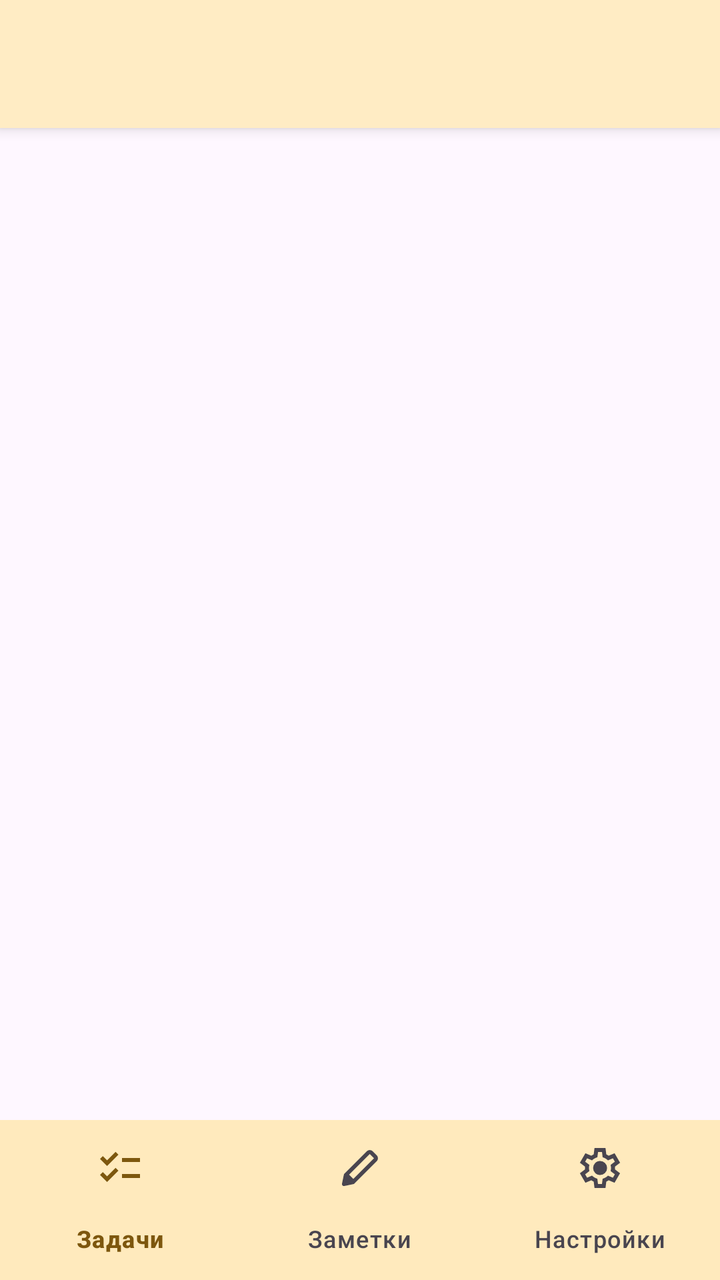
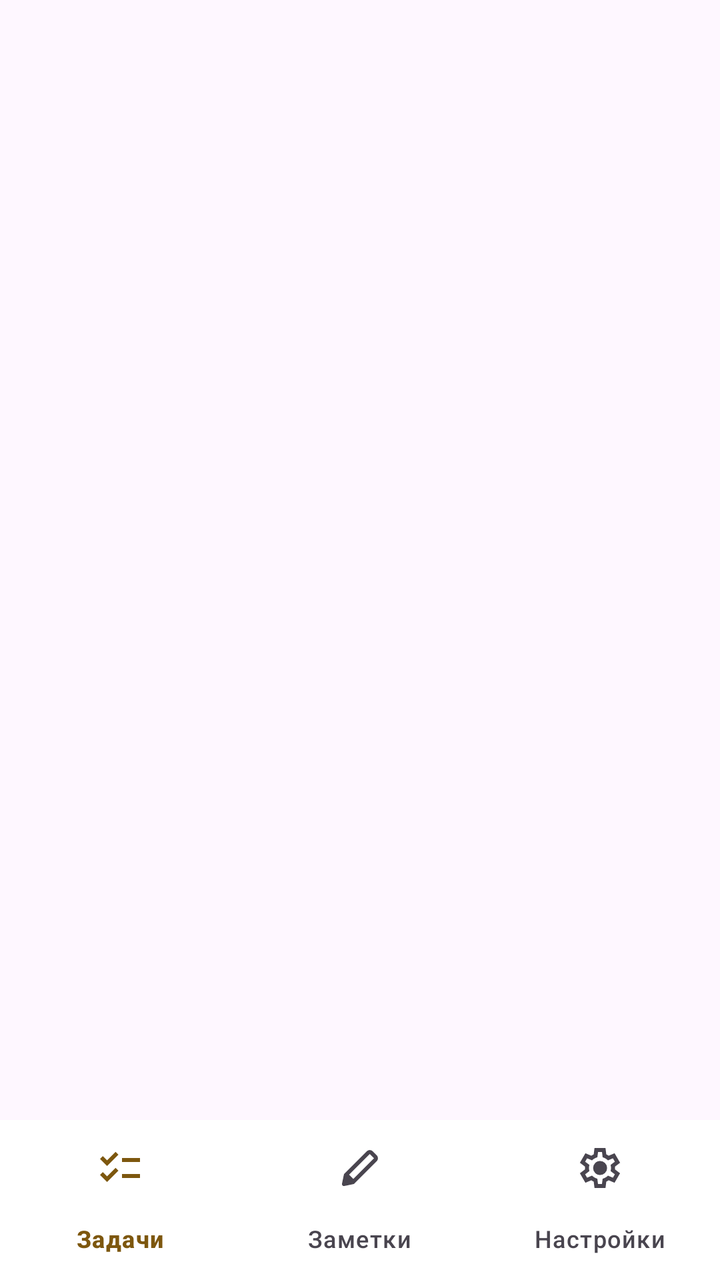

Compare the two renders of this Android layout. The source of the first and the diff that turns it into the second are given below.
<!-- AndroidManifest.xml: application theme Theme.Todooshka -->
<!-- res/layout/activity_main.xml -->
<?xml version="1.0" encoding="utf-8"?>
<androidx.constraintlayout.widget.ConstraintLayout xmlns:android="http://schemas.android.com/apk/res/android"
    xmlns:app="http://schemas.android.com/apk/res-auto"
    xmlns:tools="http://schemas.android.com/tools"
    android:id="@+id/main"
    android:layout_width="match_parent"
    android:layout_height="match_parent"
    tools:context=".presentation.screen.main_screen_container.MainActivity">

    <androidx.appcompat.widget.Toolbar
        android:id="@+id/main_toolbar"
        android:layout_width="0dp"
        android:layout_height="?attr/actionBarSize"
        android:elevation="4dp"
        android:theme="@style/ThemeOverlay.AppCompat.ActionBar"
        app:layout_constraintEnd_toEndOf="parent"
        app:layout_constraintStart_toStartOf="parent"
        app:layout_constraintTop_toTopOf="parent"
        app:popupTheme="@style/ThemeOverlay.AppCompat.Light" />

    <androidx.viewpager2.widget.ViewPager2
        android:id="@+id/main_view_pager"
        android:layout_width="0dp"
        android:layout_height="0dp"
        app:layout_constraintBottom_toTopOf="@+id/main_bottom_navigation"
        app:layout_constraintEnd_toEndOf="parent"
        app:layout_constraintStart_toStartOf="parent"
        app:layout_constraintTop_toBottomOf="@+id/main_toolbar" />

    <com.google.android.material.bottomnavigation.BottomNavigationView
        android:id="@+id/main_bottom_navigation"
        android:layout_width="match_parent"
        android:layout_height="wrap_content"
        android:background="@color/colorPrimaryContainer"
        app:layout_constraintBottom_toBottomOf="parent"
        app:layout_constraintEnd_toEndOf="parent"
        app:layout_constraintStart_toStartOf="parent"
        app:menu="@menu/bottom_navigation_menu" />

</androidx.constraintlayout.widget.ConstraintLayout>
<!-- resources referenced by this layout -->
<resources>
  <color name="colorPrimaryContainer">#FFECC4</color>
  <style name="Theme.Todooshka" parent="Base.Theme.Todooshka" />
  <style name="Base.Theme.Todooshka" parent="Theme.Material3.DayNight.NoActionBar">
          
          <item name="colorPrimary">@color/primary</item>
          <item name="colorOnPrimary">@color/on_primary</item>
          <item name="colorSurface">@color/colorPrimaryContainer</item>
          <item name="colorOnSurface">@color/on_primary</item>
          <item name="colorSecondaryContainer">@color/primary</item>&gt;
          <item name="colorOnSecondaryContainer">@color/on_primary</item>&gt;
          <item name="colorPrimaryContainer">@color/colorPrimaryContainer</item>
  
          <item name="toolbarStyle">
              @style/Widget.Todooshka.Toolbar
          </item>
      </style>
  <color name="primary">#FFD772</color>
  <color name="on_primary">#7d570e</color>
  <style name="Widget.Todooshka.Toolbar" parent="Widget.MaterialComponents.Toolbar.Primary">
  
          <item name="android:background">@color/colorPrimaryContainer</item>
          <item name="titleTextColor">?attr/colorOnPrimary</item>
          <item name="subtitleTextColor">?attr/colorOnPrimary</item>
          <item name="navigationIconTint">?attr/colorOnPrimary</item>
      </style>
</resources>

<!-- the commit's change to res/layout/activity_main.xml (unified diff, before → after) -->
@@ -31,7 +31,8 @@
         android:id="@+id/main_bottom_navigation"
         android:layout_width="match_parent"
         android:layout_height="wrap_content"
-        android:background="@color/colorPrimaryContainer"
+        android:background="@color/white"
+
         app:layout_constraintBottom_toBottomOf="parent"
         app:layout_constraintEnd_toEndOf="parent"
         app:layout_constraintStart_toStartOf="parent"
<!-- resource entries referenced after the edit -->
@@ -1,5 +1,6 @@
 <!-- resources referenced by this layout -->
 <resources>
+  <color name="white">#FFFFFFFF</color>
   <color name="colorPrimaryContainer">#FFECC4</color>
   <style name="Theme.Todooshka" parent="Base.Theme.Todooshka" />
   <style name="Base.Theme.Todooshka" parent="Theme.Material3.DayNight.NoActionBar">
@@ -12,18 +13,9 @@
           <item name="colorOnSecondaryContainer">@color/on_primary</item>&gt;
           <item name="colorPrimaryContainer">@color/colorPrimaryContainer</item>
   
-          <item name="toolbarStyle">
-              @style/Widget.Todooshka.Toolbar
-          </item>
+  
       </style>
   <color name="primary">#FFD772</color>
   <color name="on_primary">#7d570e</color>
-  <style name="Widget.Todooshka.Toolbar" parent="Widget.MaterialComponents.Toolbar.Primary">
-  
-          <item name="android:background">@color/colorPrimaryContainer</item>
-          <item name="titleTextColor">?attr/colorOnPrimary</item>
-          <item name="subtitleTextColor">?attr/colorOnPrimary</item>
-          <item name="navigationIconTint">?attr/colorOnPrimary</item>
-      </style>
 </resources>
 
